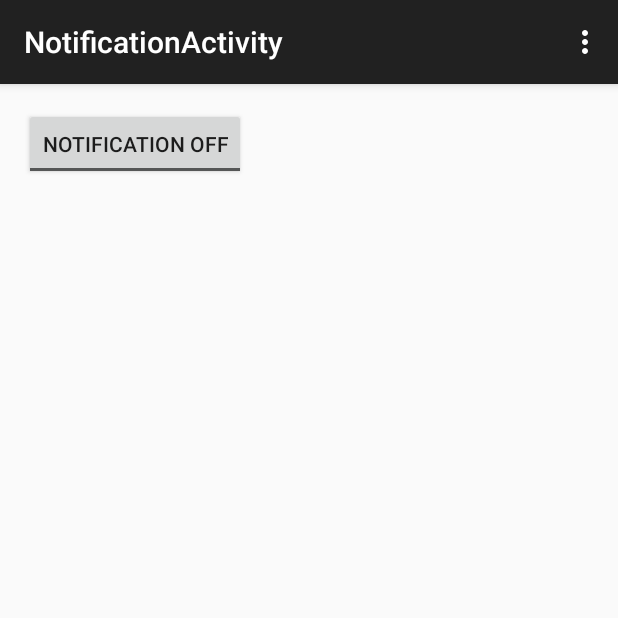
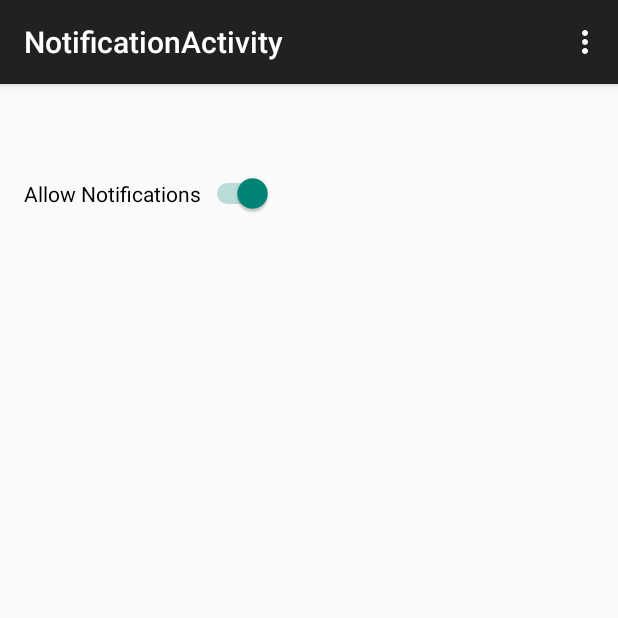
Before and after one commit to CityOfGosnells2015/DIYBusinessSecurity, an Android app: the NotificationActivity screen opened directly, with no data from a screen before it, in the options menu, after a tap on "Settings", on a phone screen of 412 x 824 dp, the top half of it. Run offline under Robolectric (Android 15) with nearby library versions, the phone set to English and light mode, and no system bars.

Commit message:
Preference
write/read notification from preference file

```diff
--- a/App/CityOfGosnellsDIYBusinessSecurity/app/src/main/java/com/mylayouts/jm/cityofgosnellsdiybusinesssecurity/NotificationActivity.java
+++ b/App/CityOfGosnellsDIYBusinessSecurity/app/src/main/java/com/mylayouts/jm/cityofgosnellsdiybusinesssecurity/NotificationActivity.java
@@ -5,20 +5,40 @@ import android.app.NotificationManager;
 import android.app.PendingIntent;
 import android.content.Context;
 import android.content.Intent;
+import android.content.SharedPreferences;
 import android.support.v7.app.ActionBarActivity;
 import android.os.Bundle;
 import android.view.Menu;
 import android.view.MenuItem;
 import android.view.View;
-import android.widget.ToggleButton;
+import android.widget.Switch;
 
+/**
+ * Gustavo Dias
+ * Class for manager all notifications methods
+ */
+public class NotificationActivity extends ActionBarActivity {
 
-public class NotificationActivity extends ActionBarActivity {
+    SharedPreferences prefs;
+    boolean allowNotification;
+    Switch switchButton;
 
     @Override
     protected void onCreate(Bundle savedInstanceState) {
         super.onCreate(savedInstanceState);
         setContentView(R.layout.activity_notification);
+
+        //Preference file
+        prefs = getSharedPreferences("Preferences",MODE_PRIVATE);
+        allowNotification = prefs.getBoolean("allowNotification", false);
+
+        switchButton = (Switch) findViewById(R.id.switchButton);
+
+        if(allowNotification){
+            switchButton.setChecked(true);
+        }else{
+            switchButton.setChecked(false);
+        }
     }
 
     @Override
@@ -43,19 +63,19 @@ public class NotificationActivity extends ActionBarActivity {
         return super.onOptionsItemSelected(item);
     }
 
-    public void onToggleClicked(View view) {
-        // Is the toggle on?
-        boolean on = ((ToggleButton) view).isChecked();
+    public void onSwitchChange(View view) {
+        boolean on = ((Switch) view).isChecked();
 
         if (on) {
+            prefs.edit().putBoolean("allowNotification", true).commit();
             Intent intent = new Intent(NotificationActivity.this, NotificationReceiver.class);
             PendingIntent pendingIntent = PendingIntent.getBroadcast(NotificationActivity.this, 1, intent, 0);
             AlarmManager am = (AlarmManager)getSystemService(ALARM_SERVICE);
-            am.setRepeating(am.RTC_WAKEUP, System.currentTimeMillis(), am.INTERVAL_DAY*7, pendingIntent);
+            am.setRepeating(am.RTC_WAKEUP, System.currentTimeMillis(), am.INTERVAL_DAY * 7, pendingIntent);
 
         } else {
-            // Disable vibrate
             if (Context.NOTIFICATION_SERVICE!=null) {
+                prefs.edit().putBoolean("allowNotification", false).commit();
                 String ns = Context.NOTIFICATION_SERVICE;
                 NotificationManager nMgr = (NotificationManager) getApplicationContext().getSystemService(ns);
                 nMgr.cancel(1);
--- a/App/CityOfGosnellsDIYBusinessSecurity/app/src/main/java/com/mylayouts/jm/cityofgosnellsdiybusinesssecurity/NotificationReceiver.java
+++ b/App/CityOfGosnellsDIYBusinessSecurity/app/src/main/java/com/mylayouts/jm/cityofgosnellsdiybusinesssecurity/NotificationReceiver.java
@@ -9,7 +9,8 @@ import android.content.Intent;
 import android.support.v4.app.NotificationCompat;
 
 /**
- * Class which is responsible for manage the notification.
+ * Gustavo Dias
+ * Class for create the notification event weekly
  */
 public class NotificationReceiver extends BroadcastReceiver{
 
--- a/App/CityOfGosnellsDIYBusinessSecurity/app/src/main/res/layout/activity_notification.xml
+++ b/App/CityOfGosnellsDIYBusinessSecurity/app/src/main/res/layout/activity_notification.xml
@@ -6,12 +6,14 @@
     android:paddingBottom="@dimen/activity_vertical_margin"
     tools:context="com.mylayouts.jm.cityofgosnellsdiybusinesssecurity.NotificationActivity">
 
-    <ToggleButton
-        android:id="@+id/togglebutton"
+    <Switch
         android:layout_width="wrap_content"
         android:layout_height="wrap_content"
-        android:textOn="Notification On"
-        android:textOff="Notification Off"
-        android:onClick="onToggleClicked"/>
+        android:text="Allow Notifications"
+        android:textOn="On"
+        android:textOff="Off"
+        android:id="@+id/switchButton"
+        android:layout_marginTop="43dp"
+        android:onClick="onSwitchChange"/>
 
 </RelativeLayout>
```
